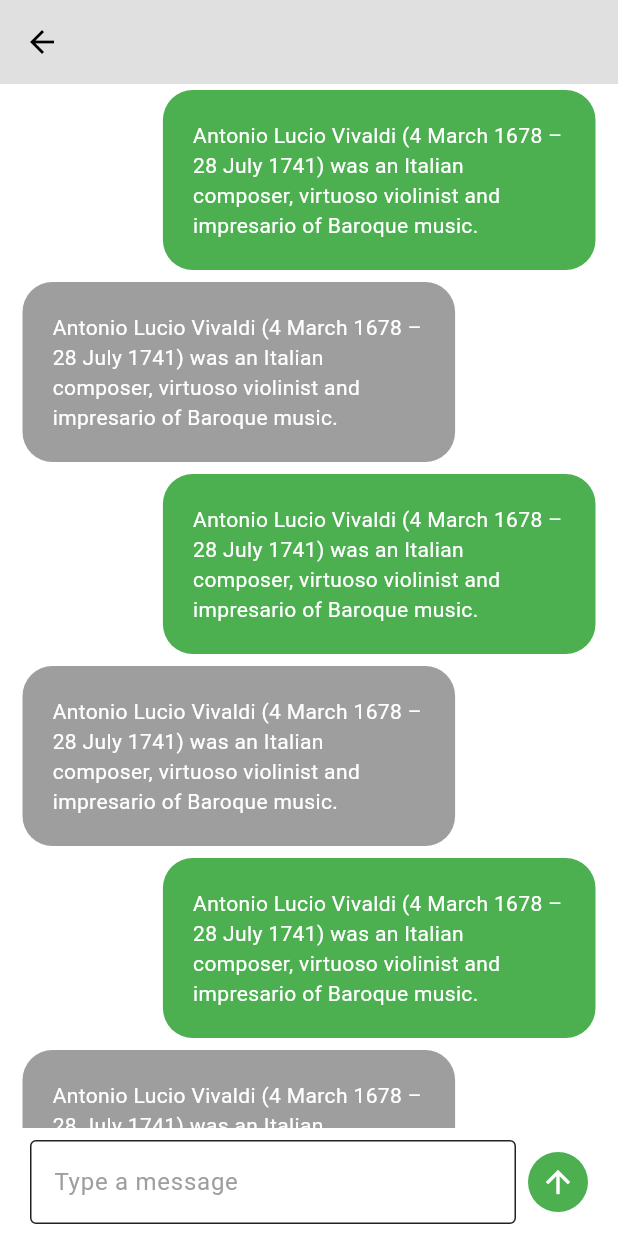
After one commit to soufrabi/mhko_chat_app, a Flutter app: the ChatPage screen opened directly, on a phone screen of 412 x 824 dp. The commit adds this screen. Run offline on Flutter 3.47's test engine with Material 3 defaults, Android fonts, the phone set to English and light mode, and no system bars.

Commit message:
Create ChatPage

```diff
--- /dev/null
+++ b/lib/features/chat/presentation/chat_bubble.dart
@@ -0,0 +1,42 @@
+import 'package:flutter/material.dart';
+
+class ChatBubble extends StatelessWidget {
+  final String message;
+  final bool isCurrentUser;
+
+  const ChatBubble({
+    super.key,
+    required this.message,
+    required this.isCurrentUser,
+  });
+
+  @override
+  Widget build(BuildContext context) {
+    return Row(
+      mainAxisAlignment:
+          isCurrentUser ? MainAxisAlignment.end : MainAxisAlignment.start,
+      children: [
+        Container(
+          width: message.length > 50
+              ? MediaQuery.of(context).size.width * 0.7
+              : null,
+          padding: const EdgeInsets.all(20.0),
+          margin: EdgeInsets.symmetric(
+            horizontal: 15.0,
+            vertical: 4.0,
+          ),
+          decoration: BoxDecoration(
+            color: isCurrentUser ? Colors.green : Colors.grey,
+            borderRadius: BorderRadius.circular(20.0),
+          ),
+          child: Text(
+            message,
+            style: TextStyle(
+              color: Colors.white,
+            ),
+          ),
+        ),
+      ],
+    );
+  }
+}
--- /dev/null
+++ b/lib/features/chat/presentation/chat_page.dart
@@ -0,0 +1,79 @@
+import 'package:flutter/material.dart';
+import 'package:mhko_chat_app/features/chat/presentation/chat_bubble.dart';
+
+class ChatPage extends StatelessWidget {
+  const ChatPage({super.key});
+
+  @override
+  Widget build(BuildContext context) {
+    return Scaffold(
+      backgroundColor: Theme.of(context).colorScheme.tertiary,
+      appBar: AppBar(),
+      body: Column(
+        children: [
+          Expanded(
+            child: ListView.builder(
+              itemCount: 12,
+              itemBuilder: (context, index) {
+                return ChatBubble(
+                  message: "Antonio Lucio Vivaldi (4 March 1678 – 28 July 1741) was an Italian composer, virtuoso violinist and impresario of Baroque music.",
+                  isCurrentUser: index % 2 == 0,
+                );
+              },
+            ),
+          ),
+          Padding(
+            padding: const EdgeInsets.symmetric(
+              horizontal: 20,
+              vertical: 8.0,
+            ),
+            child: Row(
+              children: [
+                Expanded(
+                  child: TextField(
+                    autocorrect: false,
+                    autofocus: false,
+                    minLines: 1,
+                    maxLines: 4,
+                    keyboardType: TextInputType.multiline,
+                    decoration: InputDecoration(
+                      hintText: "Type a message",
+                      hintStyle: TextStyle(
+                        color: Theme.of(context).colorScheme.primary,
+                      ),
+                      enabledBorder: OutlineInputBorder(
+                        borderSide: BorderSide(
+                          color: Theme.of(context).colorScheme.inversePrimary,
+                        ),
+                      ),
+                      focusedBorder: OutlineInputBorder(
+                        borderSide: BorderSide(
+                          color: Theme.of(context).colorScheme.inversePrimary,
+                        ),
+                      ),
+                    ),
+                  ),
+                ),
+                const SizedBox(
+                  width: 8.0,
+                ),
+                Container(
+                  // color: Colors.,
+                  padding: const EdgeInsets.all(8.0),
+                  decoration: const BoxDecoration(
+                    color: Colors.green,
+                    shape: BoxShape.circle,
+                  ),
+                  child: const Icon(
+                    Icons.arrow_upward,
+                    color: Colors.white,
+                  ),
+                ),
+              ],
+            ),
+          )
+        ],
+      ),
+    );
+  }
+}
--- a/lib/features/home/presentation/home_page.dart
+++ b/lib/features/home/presentation/home_page.dart
@@ -1,4 +1,5 @@
 import 'package:flutter/material.dart';
+import 'package:mhko_chat_app/features/chat/presentation/chat_page.dart';
 
 class HomePage extends StatelessWidget {
   final List<String> userEmails = [
@@ -44,7 +45,16 @@ class HomePage extends StatelessWidget {
       body: ListView.builder(
           itemCount: userEmails.length,
           itemBuilder: (context, index) {
-            return Container(
+            return GestureDetector(
+              onTap: () {
+                Navigator.push(
+                  context,
+                  MaterialPageRoute(
+                    builder: (context) => ChatPage(),
+                  ),
+                );
+              },
+              child: Container(
                 padding: const EdgeInsets.all(20.0),
                 margin: const EdgeInsets.symmetric(
                   horizontal: 25,
@@ -62,6 +72,7 @@ class HomePage extends StatelessWidget {
                     ),
                     Text(userEmails[index]),
                   ],
+                ),
               ),
             );
           }),
```
Lines whose indentation alone changed are shown as unchanged.
